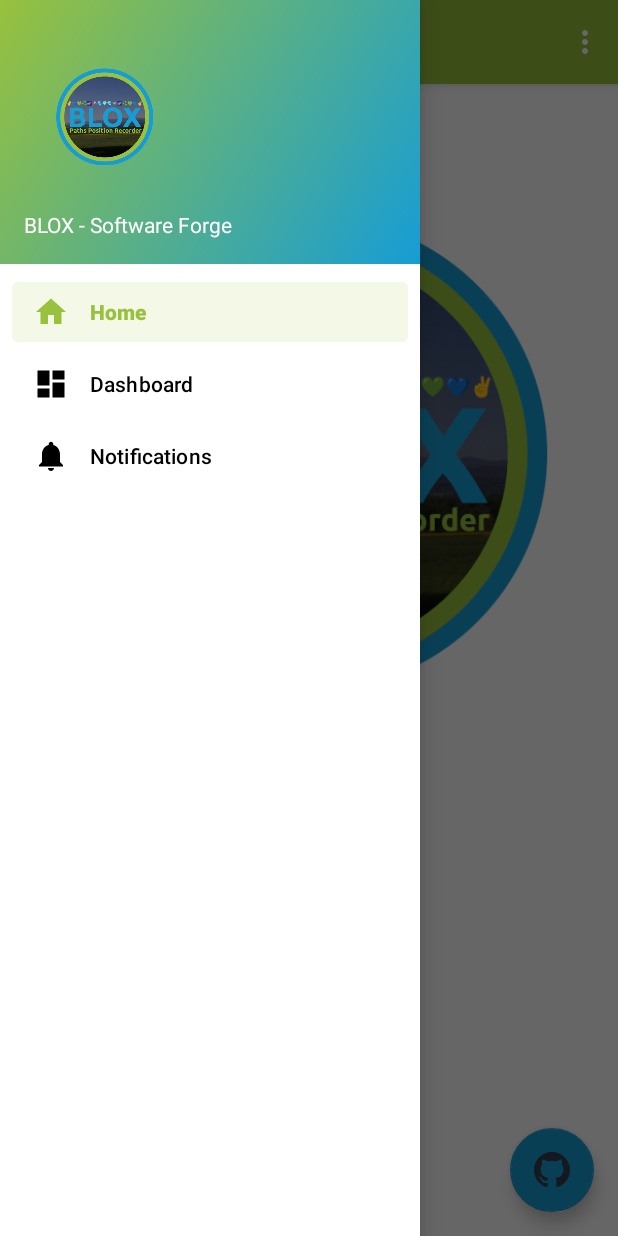
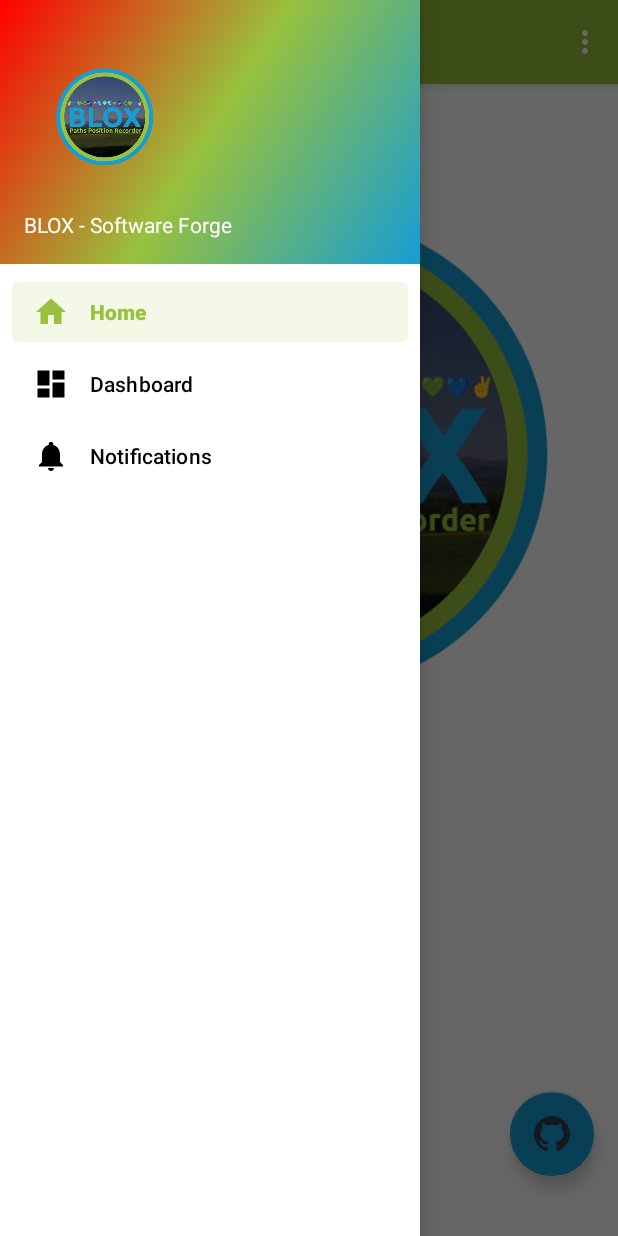
Before and after one commit to LukeBlueLOx/BLOX-PPR, an Android app: the screen it shows after launch (MainActivity), with the side drawer open, on a phone screen of 412 x 824 dp. Run offline under Robolectric (Android 15) with nearby library versions, the phone set to English and light mode, and no system bars; our stand-ins replace navigation-ui.

Commit message:
2023-06-10

```diff
--- a/app/build.gradle
+++ b/app/build.gradle
@@ -48,4 +48,5 @@ dependencies {
     testImplementation 'junit:junit:4.13.2'
     androidTestImplementation 'androidx.test.ext:junit:1.1.5'
     androidTestImplementation 'androidx.test.espresso:espresso-core:3.5.1'
+    implementation 'com.github.bumptech.glide:glide:4.12.0'
 }
--- a/app/src/main/AndroidManifest.xml
+++ b/app/src/main/AndroidManifest.xml
@@ -1,6 +1,11 @@
 <?xml version="1.0" encoding="utf-8"?>
 <manifest xmlns:android="http://schemas.android.com/apk/res/android"
     xmlns:tools="http://schemas.android.com/tools" >
+
+    <uses-permission android:name="android.permission.INTERNET" />
+    <uses-permission android:name="android.permission.ACCESS_NETWORK_STATE" />
+    <uses-permission android:name="android.permission.ACCESS_FINE_LOCATION" />
+    <uses-permission android:name="android.permission.ACCESS_COARSE_LOCATION" />
 
     <application
         android:allowBackup="true"
--- a/app/src/main/res/drawable/side_nav_bar.xml
+++ b/app/src/main/res/drawable/side_nav_bar.xml
@@ -3,6 +3,7 @@
     <gradient
         android:angle="135"
         android:startColor="#169dd5"
-        android:endColor="#98C13D"
+        android:centerColor="#98C13D"
+        android:endColor="#FF0000"
         android:type="linear" />
 </shape>
--- a/app/src/main/res/layout/app_bar_main.xml
+++ b/app/src/main/res/layout/app_bar_main.xml
@@ -14,22 +14,23 @@
 
         <androidx.appcompat.widget.Toolbar
             android:id="@+id/toolbar"
-            android:layout_width = "match_parent"
+            android:layout_width="match_parent"
+            android:layout_height="?attr/actionBarSize"
             android:background="?attr/colorPrimary"
-              app:popupTheme="@style/Theme.BLOXPPR.PopupOverlay"
-            android:layout_height = "?attr/actionBarSize" />
+            app:popupTheme="@style/Theme.BLOXPPR.PopupOverlay" />
 
     </com.google.android.material.appbar.AppBarLayout>
 
-  <include layout="@layout/content_main"/>
+    <include layout="@layout/content_main" />
 
     <com.google.android.material.floatingactionbutton.FloatingActionButton
         android:id="@+id/fab"
         android:layout_width="wrap_content"
         android:layout_height="wrap_content"
         android:layout_gravity="bottom|end"
-  android:layout_marginEnd="@dimen/fab_margin"
-  android:layout_marginBottom="16dp"
+        android:layout_marginEnd="16dp"
+        android:layout_marginBottom="40dp"
+        android:backgroundTint="#169dd5"
         app:srcCompat="@drawable/ic_menu_github" />
 
 </androidx.coordinatorlayout.widget.CoordinatorLayout>
--- a/app/src/main/res/values/strings.xml
+++ b/app/src/main/res/values/strings.xml
@@ -3,7 +3,7 @@
     <string name="navigation_drawer_open">Open navigation drawer</string>
     <string name="navigation_drawer_close">Close navigation drawer</string>
     <string name="nav_header_title">BLOX - Software Forge</string>
-    <string name="nav_header_subtitle">https://blox-land.herokuapp.com</string>
+    <string name="nav_header_subtitle"></string>
     <string name="nav_header_desc">Navigation header</string>
     <string name="action_settings">Settings</string>
 
```
Also changed, not shown: app/src/main/res/layout/fragment_gallery.xml (+5 -12 lines), 10 other files. Lines whose indentation alone changed are shown as unchanged.
